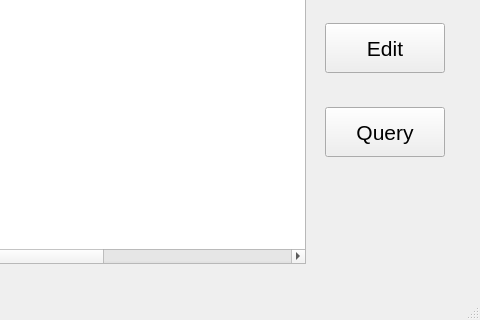
First picture: the form in mainWindow.ui, repository umaid-git/Employee-Record-Viewer, before the edit; both pictures show x 235 to 715 and y 217 to 537 of the 715 by 537 pixel window.
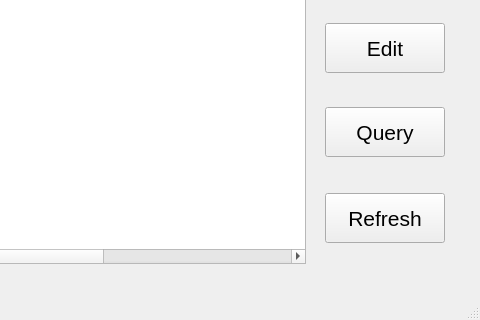
Second picture: the form after the edit.

Commit message:
Added database to the demo and refresh button
The demo can now load the data from database on start.
Added refresh button which can be used when new data is added from add window

```diff
--- a/mainWindow.ui
+++ b/mainWindow.ui
@@ -139,6 +139,24 @@
      <string>Query</string>
     </property>
    </widget>
+   <widget class="QPushButton" name="refreshPushButton">
+    <property name="geometry">
+     <rect>
+      <x>560</x>
+      <y>410</y>
+      <width>120</width>
+      <height>50</height>
+     </rect>
+    </property>
+    <property name="font">
+     <font>
+      <pointsize>16</pointsize>
+     </font>
+    </property>
+    <property name="text">
+     <string>Refresh</string>
+    </property>
+   </widget>
   </widget>
   <widget class="QMenuBar" name="menubar">
    <property name="geometry">
```
The commit also changes 5 other files.
